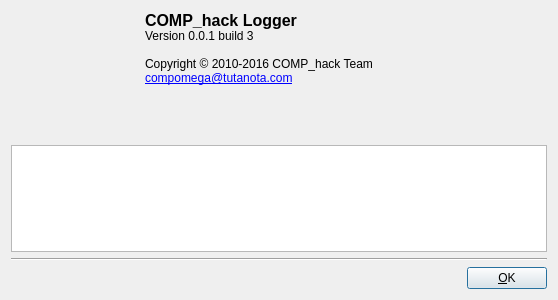
The window that tools/logger/ui/About.ui (shirolong/comp_hack) describes before a commit, drawn with Qt 5.
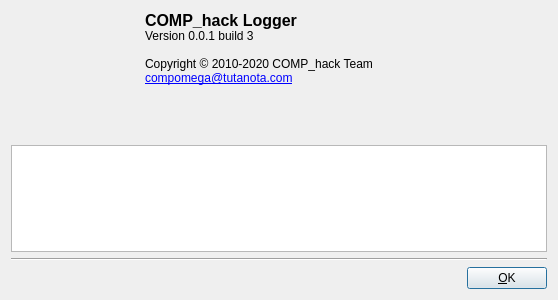
The same window after the commit. Icons and pictures are not drawn.

Commit message: Copyright year update (#1136)

```diff
--- a/tools/logger/ui/About.ui
+++ b/tools/logger/ui/About.ui
@@ -50,7 +50,7 @@
      <item>
       <widget class="QLabel" name="notice">
        <property name="text">
-        <string>&lt;span style=&quot; font-size:12pt; font-weight:600;&quot;&gt;COMP_hack Logger&lt;/span&gt;&lt;br/&gt;Version 0.0.1 build 3&lt;br/&gt;&lt;br/&gt;Copyright © 2010-2016 COMP_hack Team&lt;br/&gt;&lt;a href=&quot;mailto:compomega@tutanota.com&quot;&gt;compomega@tutanota.com&lt;/a&gt;</string>
+        <string>&lt;span style=&quot; font-size:12pt; font-weight:600;&quot;&gt;COMP_hack Logger&lt;/span&gt;&lt;br/&gt;Version 0.0.1 build 3&lt;br/&gt;&lt;br/&gt;Copyright © 2010-2020 COMP_hack Team&lt;br/&gt;&lt;a href=&quot;mailto:compomega@tutanota.com&quot;&gt;compomega@tutanota.com&lt;/a&gt;</string>
        </property>
        <property name="alignment">
         <set>Qt::AlignLeading|Qt::AlignLeft|Qt::AlignTop</set>
```
The commit also changes 711 other files.
